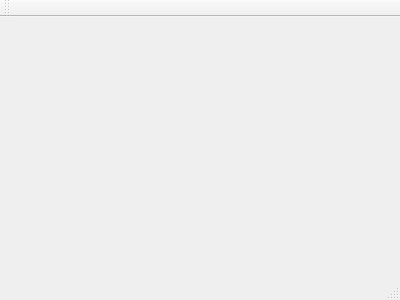
julianafrench/CommAudio, file mainwindow.ui: the form before one commit.
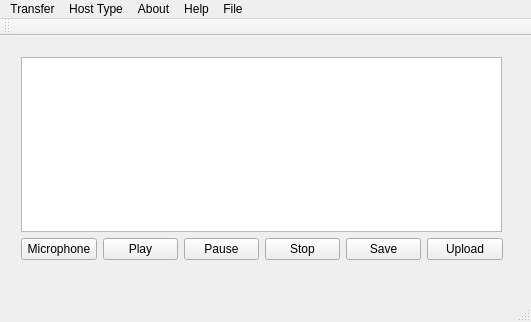
The form after the commit.

Commit message: initial GUI actions set up

Diff of the .ui file:
```diff
--- a/mainwindow.ui
+++ b/mainwindow.ui
@@ -1,24 +1,186 @@
 <ui version="4.0">
  <class>MainWindow</class>
- <widget class="QMainWindow" name="MainWindow" >
-  <property name="geometry" >
+ <widget class="QMainWindow" name="MainWindow">
+  <property name="geometry">
    <rect>
     <x>0</x>
     <y>0</y>
-    <width>400</width>
-    <height>300</height>
+    <width>531</width>
+    <height>322</height>
    </rect>
   </property>
   <property name="windowTitle" >
    <string>MainWindow</string>
   </property>
-  <widget class="QMenuBar" name="menuBar" />
-  <widget class="QToolBar" name="mainToolBar" />
-  <widget class="QWidget" name="centralWidget" />
-  <widget class="QStatusBar" name="statusBar" />
+  <widget class="QWidget" name="centralWidget">
+   <widget class="QWidget" name="">
+    <property name="geometry">
+     <rect>
+      <x>10</x>
+      <y>10</y>
+      <width>503</width>
+      <height>225</height>
+     </rect>
+    </property>
+    <layout class="QGridLayout" name="gridLayout_2">
+     <item row="0" column="0">
+      <widget class="QPlainTextEdit" name="plainTextEdit"/>
+     </item>
+     <item row="1" column="0">
+      <layout class="QGridLayout" name="gridLayout">
+       <item row="0" column="0">
+        <widget class="QPushButton" name="pushButton">
+         <property name="text">
+          <string>Microphone</string>
+         </property>
+        </widget>
+       </item>
+       <item row="0" column="1">
+        <spacer name="horizontalSpacer">
+         <property name="orientation">
+          <enum>Qt::Horizontal</enum>
+         </property>
+         <property name="sizeHint" stdset="0">
+          <size>
+           <width>13</width>
+           <height>20</height>
+          </size>
+         </property>
+        </spacer>
+       </item>
+       <item row="0" column="2">
+        <widget class="QPushButton" name="pushButton_2">
+         <property name="text">
+          <string>Play</string>
+         </property>
+        </widget>
+       </item>
+       <item row="0" column="3">
+        <widget class="QPushButton" name="pushButton_3">
+         <property name="text">
+          <string>Pause</string>
+         </property>
+        </widget>
+       </item>
+       <item row="0" column="4">
+        <widget class="QPushButton" name="pushButton_4">
+         <property name="text">
+          <string>Stop</string>
+         </property>
+        </widget>
+       </item>
+       <item row="0" column="5">
+        <widget class="QPushButton" name="pushButton_5">
+         <property name="text">
+          <string>Save</string>
+         </property>
+        </widget>
+       </item>
+       <item row="0" column="6">
+        <widget class="QPushButton" name="pushButton_6">
+         <property name="text">
+          <string>Upload</string>
+         </property>
+        </widget>
+       </item>
+      </layout>
+     </item>
+    </layout>
+   </widget>
+  </widget>
+  <widget class="QMenuBar" name="menuBar">
+   <property name="geometry">
+    <rect>
+     <x>0</x>
+     <y>0</y>
+     <width>531</width>
+     <height>21</height>
+    </rect>
+   </property>
+   <widget class="QMenu" name="menuFile">
+    <property name="title">
+     <string>File</string>
+    </property>
+    <addaction name="actionExit"/>
+   </widget>
+   <widget class="QMenu" name="menuMode">
+    <property name="title">
+     <string>Host Type</string>
+    </property>
+    <addaction name="actionServer"/>
+    <addaction name="actionClient"/>
+   </widget>
+   <widget class="QMenu" name="menuTransfer">
+    <property name="title">
+     <string>Transfer</string>
+    </property>
+    <addaction name="actionConnect"/>
+    <addaction name="actionDisconnect"/>
+    <addaction name="actionSettings"/>
+   </widget>
+   <widget class="QMenu" name="menuAbout">
+    <property name="title">
+     <string>About</string>
+    </property>
+   </widget>
+   <widget class="QMenu" name="menuHelp">
+    <property name="title">
+     <string>Help</string>
+    </property>
+   </widget>
+   <addaction name="menuTransfer"/>
+   <addaction name="menuMode"/>
+   <addaction name="menuAbout"/>
+   <addaction name="menuHelp"/>
+   <addaction name="menuFile"/>
+  </widget>
+  <widget class="QToolBar" name="mainToolBar">
+   <attribute name="toolBarArea">
+    <enum>TopToolBarArea</enum>
+   </attribute>
+   <attribute name="toolBarBreak">
+    <bool>false</bool>
+   </attribute>
+  </widget>
+  <widget class="QStatusBar" name="statusBar"/>
+  <action name="actionExit">
+   <property name="text">
+    <string>Exit</string>
+   </property>
+  </action>
+  <action name="actionServer">
+   <property name="checkable">
+    <bool>true</bool>
+   </property>
+   <property name="text">
+    <string>Server</string>
+   </property>
+  </action>
+  <action name="actionClient">
+   <property name="checkable">
+    <bool>true</bool>
+   </property>
+   <property name="text">
+    <string>Client</string>
+   </property>
+  </action>
+  <action name="actionConnect">
+   <property name="text">
+    <string>Connect</string>
+   </property>
+  </action>
+  <action name="actionDisconnect">
+   <property name="text">
+    <string>Disconnect</string>
+   </property>
+  </action>
+  <action name="actionSettings">
+   <property name="text">
+    <string>Settings</string>
+   </property>
+  </action>
  </widget>
- <layoutDefault spacing="6" margin="11" />
- <pixmapfunction></pixmapfunction>
+ <layoutdefault spacing="6" margin="11"/>
  <resources/>
  <connections/>
 </ui>
```
Left out of the diff: 3 changed lines with no effect on the pictures. The commit also changes 3 other files.
